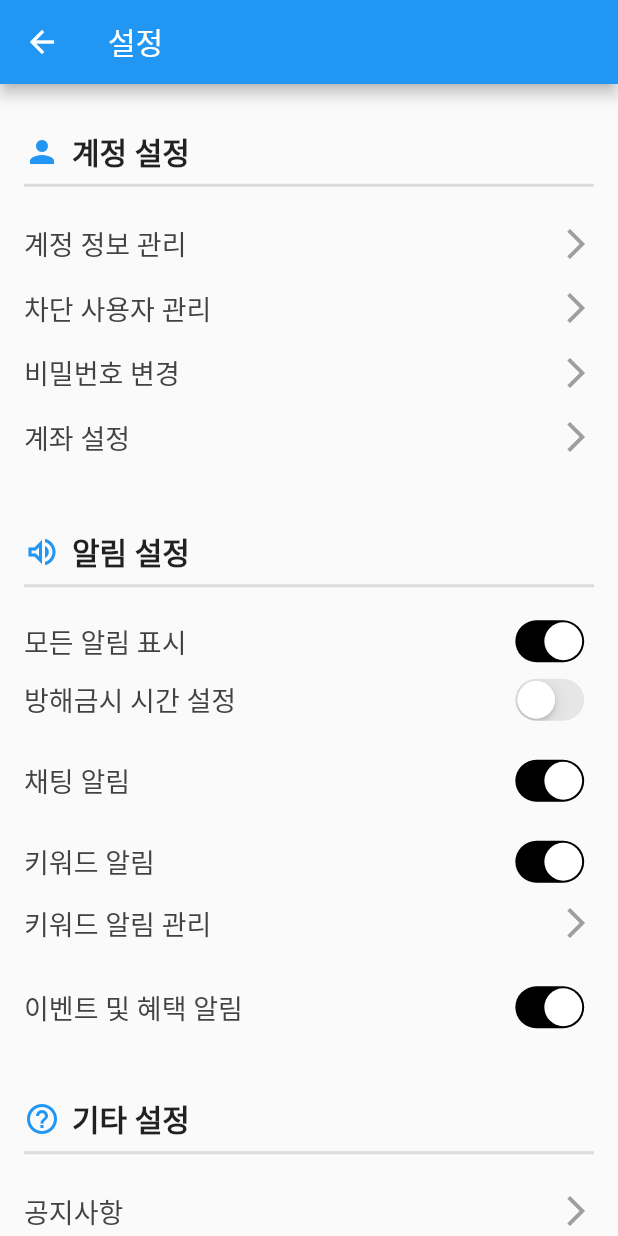
After one commit to tukorea-work-2022-2023/frontend, a Flutter app: the Setting screen opened directly, on a phone screen of 412 x 824 dp. The commit adds this screen. Run offline on Flutter 3.47's test engine with Material 2 defaults, Android fonts, the phone set to English and light mode, and no system bars; our stand-ins replace get, shared_preferences; missing offline and left inert: flutter_barcode_scanner; accounts and stored records are empty.

Commit message:
first_connect

```diff
--- a/it_book/lib/src/controller/user_controller.dart
+++ b/it_book/lib/src/controller/user_controller.dart
@@ -1,10 +1,12 @@
 import 'package:get/get.dart';
+import 'package:it_book/src/model/user_model.dart';
 import 'package:shared_preferences/shared_preferences.dart';
 
 import '../repository/user_repository.dart';
 
 class UserController extends GetxController {
   final userRepo = Get.put(UserRepository());
+  UserModel? userOne;
 
   Future<String> getToken() async {
     final prefs = await SharedPreferences.getInstance();
--- /dev/null
+++ b/it_book/lib/src/screen/header/setting.dart
@@ -0,0 +1,205 @@
+import 'package:flutter/cupertino.dart';
+import 'package:flutter/material.dart';
+import 'package:flutter/src/widgets/framework.dart';
+import 'package:flutter/src/widgets/placeholder.dart';
+
+class Setting extends StatefulWidget {
+  const Setting({super.key});
+
+  @override
+  State<Setting> createState() => _SettingState();
+}
+
+class _SettingState extends State<Setting> {
+  @override
+  Widget build(BuildContext context) {
+    return Scaffold(
+      appBar: AppBar(
+        title: Text("설정"),
+      ),
+      body: Container(
+        padding: EdgeInsets.only(left: 16, top: 30, right: 16),
+        child: ListView(
+          children: [
+            Row(
+              children: [
+                Icon(
+                  Icons.person,
+                  color: Colors.blue,
+                ),
+                SizedBox(
+                  width: 8,
+                ),
+                Text(
+                  "계정 설정",
+                  style: TextStyle(fontSize: 20, fontWeight: FontWeight.bold),
+                )
+              ],
+            ),
+            Divider(
+              height: 15,
+              thickness: 2,
+            ),
+            SizedBox(
+              height: 10,
+            ),
+            buildAccountOpt(context, "계정 정보 관리", 1),
+            buildAccountOpt(context, "차단 사용자 관리", 2),
+            buildAccountOpt(context, "비밀번호 변경", 3),
+            buildAccountOpt(context, "계좌 설정", 4),
+            SizedBox(
+              height: 40,
+            ),
+            Row(
+              children: [
+                Icon(
+                  Icons.volume_up_outlined,
+                  color: Colors.blue,
+                ),
+                SizedBox(
+                  width: 8,
+                ),
+                Text(
+                  "알림 설정",
+                  style: TextStyle(fontSize: 20, fontWeight: FontWeight.bold),
+                )
+              ],
+            ),
+            Divider(
+              height: 15,
+              thickness: 2,
+            ),
+            SizedBox(
+              height: 10,
+            ),
+            buildNotificationOptRow('모든 알림 표시', true),
+            buildNotificationOptRow('방해금시 시간 설정', false),
+            SizedBox(
+              height: 15,
+            ),
+            buildNotificationOptRow('채팅 알림', true),
+            SizedBox(
+              height: 15,
+            ),
+            buildNotificationOptRow('키워드 알림', true),
+            buildAccountOpt(context, "키워드 알림 관리", 5),
+            SizedBox(
+              height: 15,
+            ),
+            buildNotificationOptRow('이벤트 및 혜택 알림', true),
+            SizedBox(
+              height: 40,
+            ),
+            Row(
+              children: [
+                Icon(
+                  Icons.help_outline,
+                  color: Colors.blue,
+                ),
+                SizedBox(
+                  width: 8,
+                ),
+                Text(
+                  "기타 설정",
+                  style: TextStyle(fontSize: 20, fontWeight: FontWeight.bold),
+                ),
+              ],
+            ),
+            Divider(
+              height: 15,
+              thickness: 2,
+            ),
+            SizedBox(
+              height: 10,
+            ),
+            buildAccountOpt(context, "공지사항", 6),
+            buildAccountOpt(context, "언어 설정", 7),
+            SizedBox(
+              height: 30,
+            ),
+            OutlinedButton(
+                style: OutlinedButton.styleFrom(
+                  padding: EdgeInsets.symmetric(horizontal: 40),
+                  backgroundColor: Colors.blue,
+                ),
+                onPressed: () {},
+                child: Text(
+                  "로그아웃",
+                  style: TextStyle(
+                      fontSize: 16, letterSpacing: 2.2, color: Colors.white),
+                ))
+          ],
+        ),
+      ),
+    );
+  }
+
+  Row buildNotificationOptRow(String title, bool isActive) {
+    return Row(
+      mainAxisAlignment: MainAxisAlignment.spaceBetween,
+      children: [
+        Text(
+          title,
+          style: TextStyle(
+              fontSize: 18,
+              fontWeight: FontWeight.w500,
+              color: Colors.grey[800]),
+        ),
+        Transform.scale(
+          scale: 0.9,
+          child: CupertinoSwitch(
+            activeColor: Colors.black,
+            value: isActive,
+            onChanged: (bool val) {},
+          ),
+        )
+      ],
+    );
+  }
+
+  GestureDetector buildAccountOpt(
+      BuildContext context, String title, int numb) {
+    return GestureDetector(
+      onTap: () {
+        navigateToPageBasedOnCondition(numb);
+      },
+      child: Padding(
+        padding: const EdgeInsets.symmetric(vertical: 8.0),
+        child: Row(
+          mainAxisAlignment: MainAxisAlignment.spaceBetween,
+          children: [
+            Text(
+              title,
+              style: TextStyle(
+                  fontSize: 18,
+                  fontWeight: FontWeight.w500,
+                  color: Colors.grey[800]),
+            ),
+            Icon(
+              Icons.arrow_forward_ios,
+              color: Colors.grey,
+            )
+          ],
+        ),
+      ),
+    );
+  }
+
+  void navigateToPageBasedOnCondition(int condition) {
+    if (condition == 1) {
+      print(1);
+    } else if (condition == 2) {
+      print(2);
+    } else if (condition == 3) {
+      print(3);
+    } else if (condition == 4) {
+      print(4);
+    } else if (condition == 5) {
+      print(5);
+    } else if (condition == 6) {
+      print(6);
+    } else if (condition == 7) {
+      print(7);
+    }
+  }
+}
--- a/it_book/lib/src/screen/mypage/mypage.dart
+++ b/it_book/lib/src/screen/mypage/mypage.dart
@@ -1,6 +1,8 @@
 import 'package:flutter/material.dart';
 import 'package:flutter/src/widgets/container.dart';
 import 'package:flutter/src/widgets/framework.dart';
+import 'package:get/get.dart';
+import 'package:it_book/src/screen/mypage/profile/profile_setting.dart';
 
 import '../../widget/profile.dart';
 import '../../widget/ranting_book.dart';
@@ -32,7 +34,11 @@ class MyPage extends StatelessWidget {
                   ),
                 ],
               ),
-              ElevatedButton(onPressed: () {}, child: Text('프로필 보기')),
+              ElevatedButton(
+                  onPressed: () {
+                    Get.to(() => const ProfileSetting());
+                  },
+                  child: Text('프로필 설정')),
             ],
           ),
         ),
@@ -112,6 +118,8 @@ class MyPage extends StatelessWidget {
               color: Colors.grey[200],
             ),
             buildAccountOption(context, "내가 등록한 도서"),
+            buildAccountOption(context, "최근 본 게시물"),
+            buildAccountOption(context, "참여 중인 스터디 목록"),
             buildAccountOption(context, "찜한 도서"),
             buildAccountOption(context, "내가 작성한 리뷰"),
             buildAccountOption(context, "문의하기"),
--- a/it_book/pubspec.yaml
+++ b/it_book/pubspec.yaml
@@ -32,3 +32,4 @@ flutter:
     - assets/doit.png
     - assets/tino.png
     - assets/swift.png
+    - assets/user.png
```
Also changed, not shown: it_book/lib/src/model/user_model.dart (added, +11 -0 lines), it_book/lib/src/screen/home.dart (+8 -1 lines), it_book/lib/src/screen/mypage/profile/profile_setting.dart (added, +90 -0 lines), it_book/assets/user.png (added), it_book/lib/src/screen/mypage/rentaling/show_all_rental.dart (added), 1 other file.
